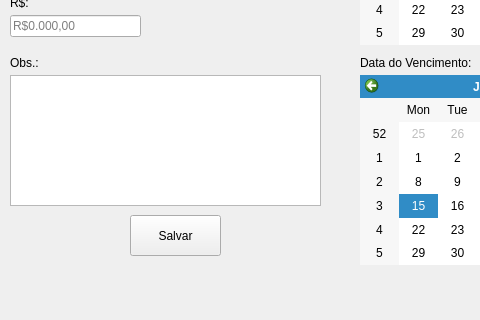
Qt form Controle_de_fiancas/movimentacao.ui (Erickws8/Portfolio) before a commit; both pictures show x 0 to 480 and y 175 to 495 of the 701 by 495 pixel window.
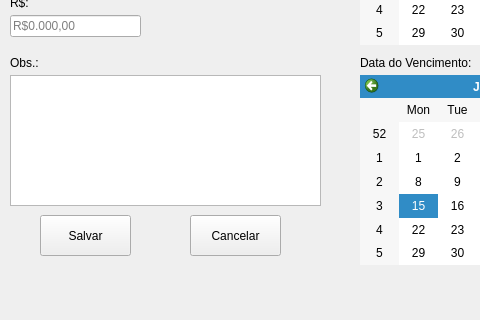
The same form after that commit.

Commit message: Projeto de finanças - ajuste tela

```diff
--- a/Controle_de_fiancas/movimentacao.ui
+++ b/Controle_de_fiancas/movimentacao.ui
@@ -214,14 +214,14 @@
    <widget class="QPushButton" name="pushButton">
     <property name="geometry">
      <rect>
-      <x>130</x>
+      <x>190</x>
       <y>390</y>
       <width>91</width>
       <height>41</height>
      </rect>
     </property>
     <property name="text">
-     <string>Salvar</string>
+     <string>Cancelar</string>
     </property>
    </widget>
    <widget class="QLabel" name="label_6">
@@ -278,6 +278,19 @@
      <string>Nº da movimentação:</string>
     </property>
    </widget>
+   <widget class="QPushButton" name="btnSalvar">
+    <property name="geometry">
+     <rect>
+      <x>40</x>
+      <y>390</y>
+      <width>91</width>
+      <height>41</height>
+     </rect>
+    </property>
+    <property name="text">
+     <string>Salvar</string>
+    </property>
+   </widget>
   </widget>
   <widget class="QMenuBar" name="menubar">
    <property name="geometry">
```
Left out of the diff: 18 changed lines with no effect on the pictures. The commit also changes 1 other file.
